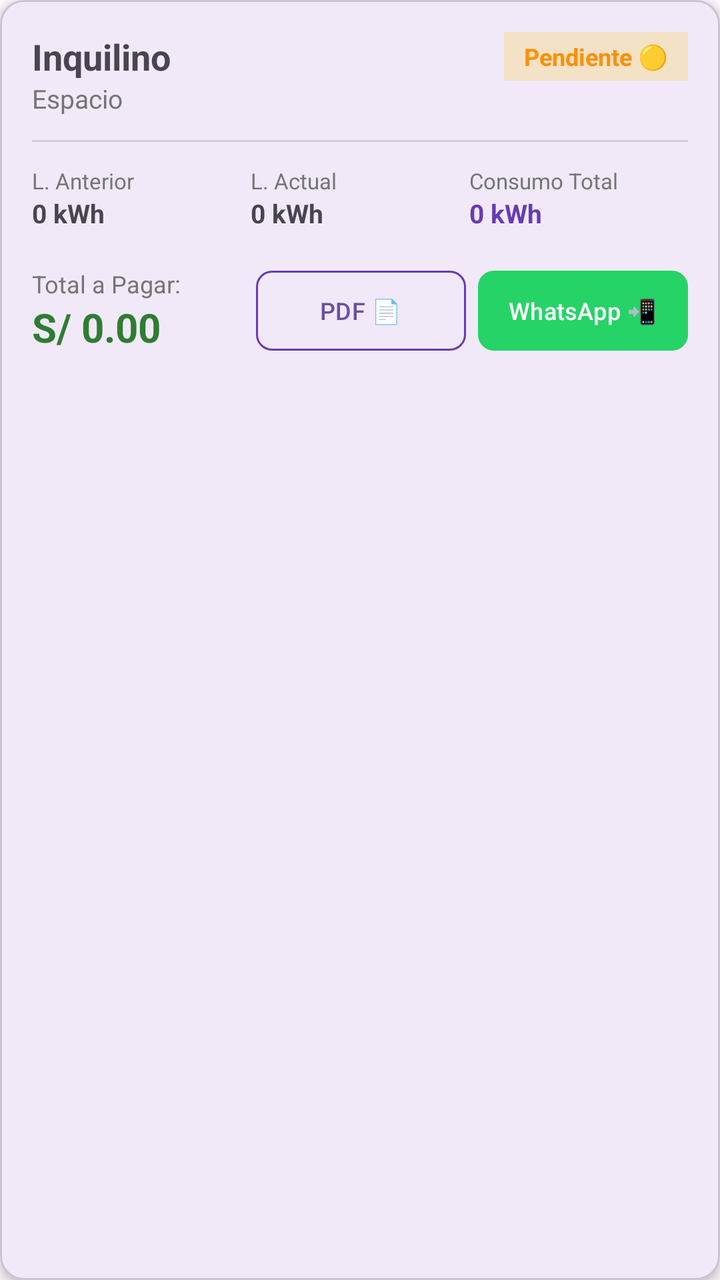
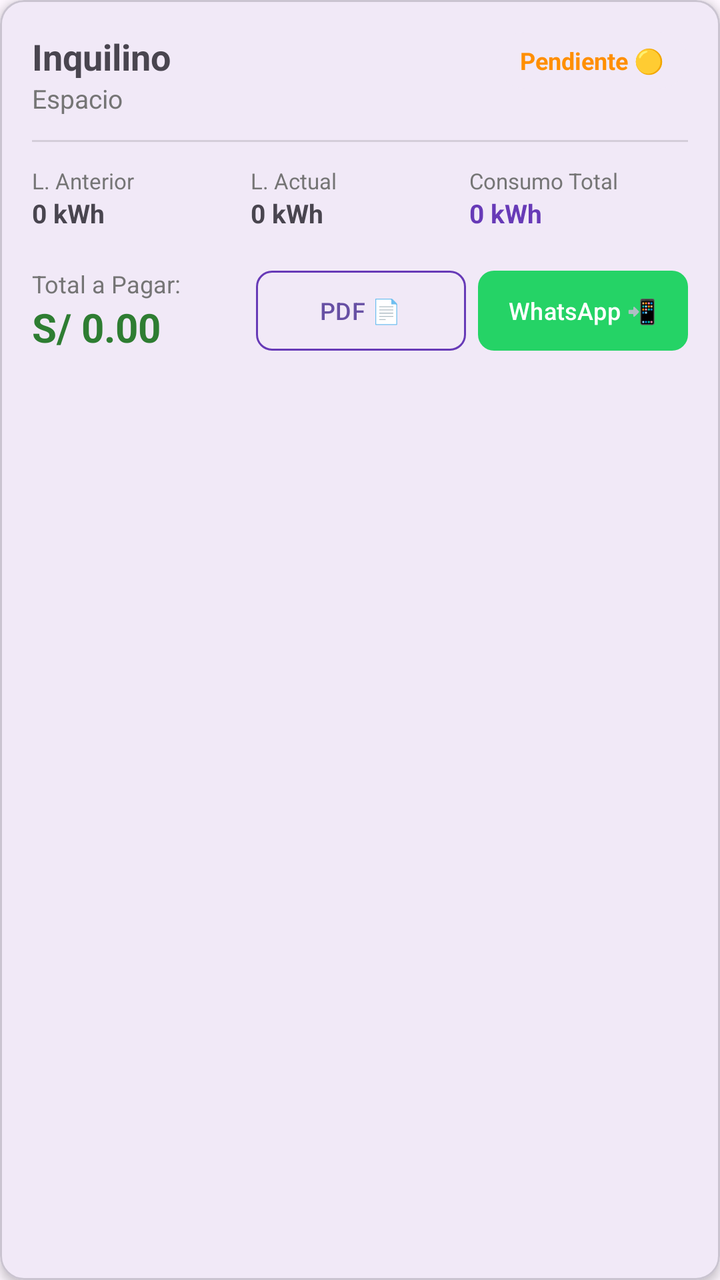

Two renders of the same Android screen: before a commit and after it. Below are the layout's source before the change and the commit's diff.
<!-- AndroidManifest.xml: application theme Theme.KiloWatt -->
<!-- res/layout/item_cobro.xml -->
<?xml version="1.0" encoding="utf-8"?>
<com.google.android.material.card.MaterialCardView xmlns:android="http://schemas.android.com/apk/res/android"
    xmlns:app="http://schemas.android.com/apk/res-auto"
    android:layout_width="match_parent"
    android:layout_height="wrap_content"
    android:layout_marginBottom="12dp"
    app:cardCornerRadius="12dp"
    app:cardElevation="3dp">

    <LinearLayout
        android:layout_width="match_parent"
        android:layout_height="wrap_content"
        android:orientation="vertical"
        android:padding="16dp">

        
        <RelativeLayout
            android:layout_width="match_parent"
            android:layout_height="wrap_content">

            <LinearLayout
                android:layout_width="wrap_content"
                android:layout_height="wrap_content"
                android:layout_alignParentStart="true"
                android:layout_toStartOf="@id/tvEstadoPago"
                android:layout_marginEnd="8dp"
                android:orientation="vertical">

                <TextView
                    android:id="@+id/tvNombreInquilino"
                    android:layout_width="wrap_content"
                    android:layout_height="wrap_content"
                    android:text="Inquilino"
                    android:textSize="18sp"
                    android:textStyle="bold" />

                <TextView
                    android:id="@+id/tvEspacio"
                    android:layout_width="wrap_content"
                    android:layout_height="wrap_content"
                    android:text="Espacio"
                    android:textColor="@color/gray_secondary"
                    android:textSize="13sp" />

                <TextView
                    android:id="@+id/tvDetallePago"
                    android:layout_width="wrap_content"
                    android:layout_height="wrap_content"
                    android:layout_marginTop="2dp"
                    android:textColor="@color/green_success"
                    android:textSize="12sp"
                    android:visibility="gone" />
            </LinearLayout>

            
            <TextView
                android:id="@+id/tvEstadoPago"
                android:layout_width="wrap_content"
                android:layout_height="wrap_content"
                android:layout_alignParentEnd="true"
                android:background="@color/amber_warning_bg"
                android:paddingHorizontal="10dp"
                android:paddingVertical="4dp"
                android:text="@string/estado_pendiente"
                android:textColor="@color/amber_warning"
                android:textSize="12sp"
                android:textStyle="bold" />
        </RelativeLayout>

        <View
            android:layout_width="match_parent"
            android:layout_height="1dp"
            android:layout_marginVertical="12dp"
            android:background="@color/gray_divider" />

        
        <LinearLayout
            android:layout_width="match_parent"
            android:layout_height="wrap_content"
            android:baselineAligned="false"
            android:orientation="horizontal"
            android:weightSum="3">

            <LinearLayout
                android:layout_width="0dp"
                android:layout_height="wrap_content"
                android:layout_weight="1"
                android:orientation="vertical">

                <TextView
                    android:layout_width="wrap_content"
                    android:layout_height="wrap_content"
                    android:text="@string/label_lectura_ant_corta"
                    android:textColor="@color/gray_secondary"
                    android:textSize="11sp" />

                <TextView
                    android:id="@+id/tvLecturaAnterior"
                    android:layout_width="wrap_content"
                    android:layout_height="wrap_content"
                    android:text="@string/default_kwh"
                    android:textSize="13sp"
                    android:textStyle="bold" />
            </LinearLayout>

            <LinearLayout
                android:layout_width="0dp"
                android:layout_height="wrap_content"
                android:layout_weight="1"
                android:orientation="vertical">

                <TextView
                    android:layout_width="wrap_content"
                    android:layout_height="wrap_content"
                    android:text="@string/label_lectura_act_corta"
                    android:textColor="@color/gray_secondary"
                    android:textSize="11sp" />

                <TextView
                    android:id="@+id/tvLecturaActual"
                    android:layout_width="wrap_content"
                    android:layout_height="wrap_content"
                    android:text="@string/default_kwh"
                    android:textSize="13sp"
                    android:textStyle="bold" />
            </LinearLayout>

            <LinearLayout
                android:layout_width="0dp"
                android:layout_height="wrap_content"
                android:layout_weight="1"
                android:orientation="vertical">

                <TextView
                    android:layout_width="wrap_content"
                    android:layout_height="wrap_content"
                    android:text="@string/label_consumo_total"
                    android:textColor="@color/gray_secondary"
                    android:textSize="11sp" />

                <TextView
                    android:id="@+id/tvConsumoKwh"
                    android:layout_width="wrap_content"
                    android:layout_height="wrap_content"
                    android:text="@string/default_kwh"
                    android:textColor="@color/purple_primary"
                    android:textSize="13sp"
                    android:textStyle="bold" />
            </LinearLayout>
        </LinearLayout>

        
        <RelativeLayout
            android:layout_width="match_parent"
            android:layout_height="wrap_content"
            android:layout_marginTop="16dp">

            <LinearLayout
                android:id="@+id/containerMonto"
                android:layout_width="wrap_content"
                android:layout_height="wrap_content"
                android:layout_alignParentStart="true"
                android:layout_centerVertical="true"
                android:layout_toStartOf="@id/containerBotones"
                android:layout_marginEnd="8dp"
                android:orientation="vertical">

                <TextView
                    android:layout_width="wrap_content"
                    android:layout_height="wrap_content"
                    android:text="@string/label_total_pagar"
                    android:textColor="@color/gray_secondary"
                    android:textSize="12sp" />

                <TextView
                    android:id="@+id/tvMontoPagarSoles"
                    android:layout_width="wrap_content"
                    android:layout_height="wrap_content"
                    android:ellipsize="end"
                    android:maxLines="1"
                    android:text="@string/default_soles"
                    android:textColor="@color/green_success"
                    android:textSize="20sp"
                    android:textStyle="bold" />
            </LinearLayout>

            <LinearLayout
                android:id="@+id/containerBotones"
                android:layout_width="wrap_content"
                android:layout_height="wrap_content"
                android:layout_alignParentEnd="true"
                android:layout_centerVertical="true"
                android:orientation="horizontal">

                <com.google.android.material.button.MaterialButton
                    android:id="@+id/btnExportarPdf"
                    style="@style/Widget.Material3.Button.OutlinedButton"
                    android:layout_width="105dp"
                    android:layout_height="wrap_content"
                    android:layout_marginEnd="6dp"
                    android:paddingHorizontal="0dp"
                    android:text="@string/btn_pdf"
                    android:textSize="12sp"
                    app:cornerRadius="8dp"
                    app:strokeColor="@color/purple_primary" />

                <com.google.android.material.button.MaterialButton
                    android:id="@+id/btnEnviarWhatsapp"
                    android:layout_width="105dp"
                    android:layout_height="wrap_content"
                    android:paddingHorizontal="0dp"
                    android:text="@string/btn_whatsapp"
                    android:textSize="12sp"
                    app:backgroundTint="@color/whatsapp_green"
                    app:cornerRadius="8dp" />
            </LinearLayout>
        </RelativeLayout>

    </LinearLayout>
</com.google.android.material.card.MaterialCardView>
<!-- resources referenced by this layout -->
<resources>
  <color name="amber_warning">#FF8F00</color>
  <color name="amber_warning_bg">#33FFC107</color>
  <color name="gray_divider">#1F000000</color>
  <color name="gray_secondary">#757575</color>
  <color name="green_success">#2E7D32</color>
  <color name="purple_primary">#673AB7</color>
  <color name="whatsapp_green">#25D366</color>
  <string name="btn_pdf">PDF 📄</string>
  <string name="btn_whatsapp">WhatsApp 📲</string>
  <string name="default_kwh">0 kWh</string>
  <string name="default_soles">S/ 0.00</string>
  <string name="estado_pendiente">Pendiente 🟡</string>
  <string name="label_consumo_total">Consumo Total</string>
  <string name="label_lectura_act_corta">L. Actual</string>
  <string name="label_lectura_ant_corta">L. Anterior</string>
  <string name="label_total_pagar">Total a Pagar:</string>
  <style name="Theme.KiloWatt" parent="Base.Theme.KiloWatt" />
  <style name="Base.Theme.KiloWatt" parent="Theme.Material3.DayNight.NoActionBar">
          
          
      </style>
</resources>

<!-- the commit's change to res/layout/item_cobro.xml (unified diff, before → after) -->
@@ -22,8 +22,8 @@
                 android:layout_width="wrap_content"
                 android:layout_height="wrap_content"
                 android:layout_alignParentStart="true"
-                android:layout_toStartOf="@id/tvEstadoPago"
                 android:layout_marginEnd="8dp"
+                android:layout_toStartOf="@id/cardEstadoPago"
                 android:orientation="vertical">
 
                 <TextView
@@ -53,18 +53,28 @@
             </LinearLayout>
 
             
-            <TextView
-                android:id="@+id/tvEstadoPago"
+            <com.google.android.material.card.MaterialCardView
+                android:id="@+id/cardEstadoPago"
                 android:layout_width="wrap_content"
                 android:layout_height="wrap_content"
                 android:layout_alignParentEnd="true"
-                android:background="@color/amber_warning_bg"
-                android:paddingHorizontal="10dp"
-                android:paddingVertical="4dp"
-                android:text="@string/estado_pendiente"
-                android:textColor="@color/amber_warning"
-                android:textSize="12sp"
-                android:textStyle="bold" />
+                android:clickable="true"
+                android:focusable="true"
+                app:cardCornerRadius="16dp"
+                app:cardElevation="0dp"
+                app:strokeWidth="0dp">
+
+                <TextView
+                    android:id="@+id/tvEstadoPago"
+                    android:layout_width="wrap_content"
+                    android:layout_height="wrap_content"
+                    android:paddingHorizontal="12dp"
+                    android:paddingVertical="6dp"
+                    android:text="@string/estado_pendiente"
+                    android:textColor="@color/amber_warning"
+                    android:textSize="12sp"
+                    android:textStyle="bold" />
+            </com.google.android.material.card.MaterialCardView>
         </RelativeLayout>
 
         <View
@@ -161,8 +171,8 @@
                 android:layout_height="wrap_content"
                 android:layout_alignParentStart="true"
                 android:layout_centerVertical="true"
+                android:layout_marginEnd="8dp"
                 android:layout_toStartOf="@id/containerBotones"
-                android:layout_marginEnd="8dp"
                 android:orientation="vertical">
 
                 <TextView
<!-- resource entries referenced after the edit -->
@@ -1,7 +1,6 @@
 <!-- resources referenced by this layout -->
 <resources>
   <color name="amber_warning">#FF8F00</color>
-  <color name="amber_warning_bg">#33FFC107</color>
   <color name="gray_divider">#1F000000</color>
   <color name="gray_secondary">#757575</color>
   <color name="green_success">#2E7D32</color>
